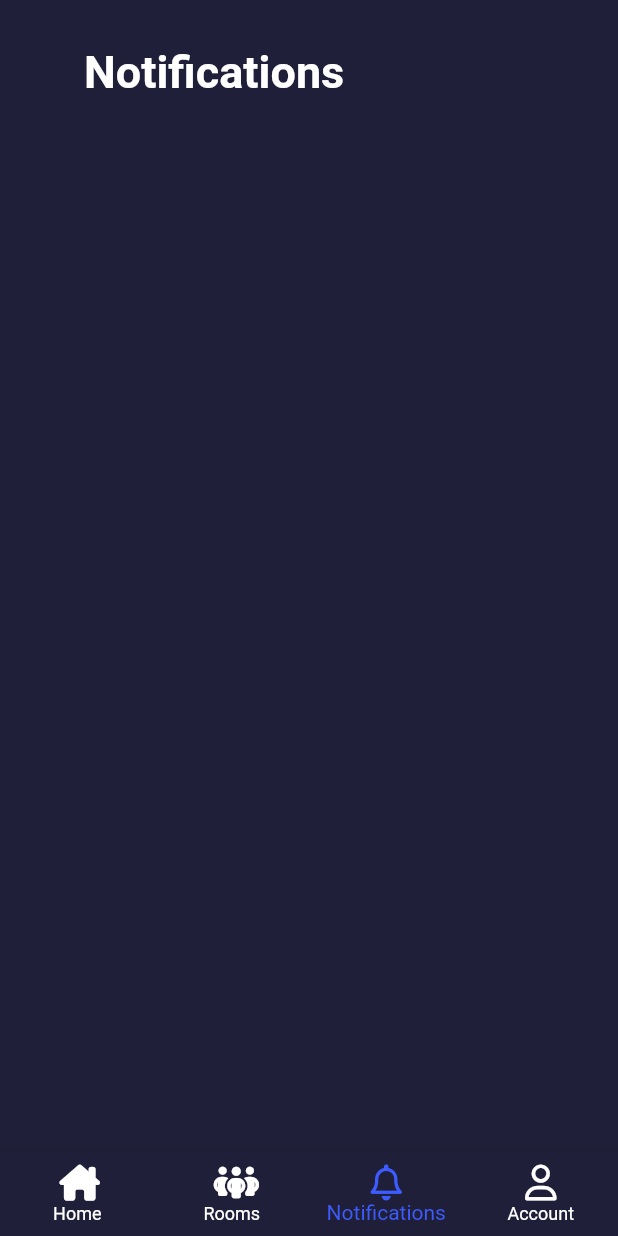
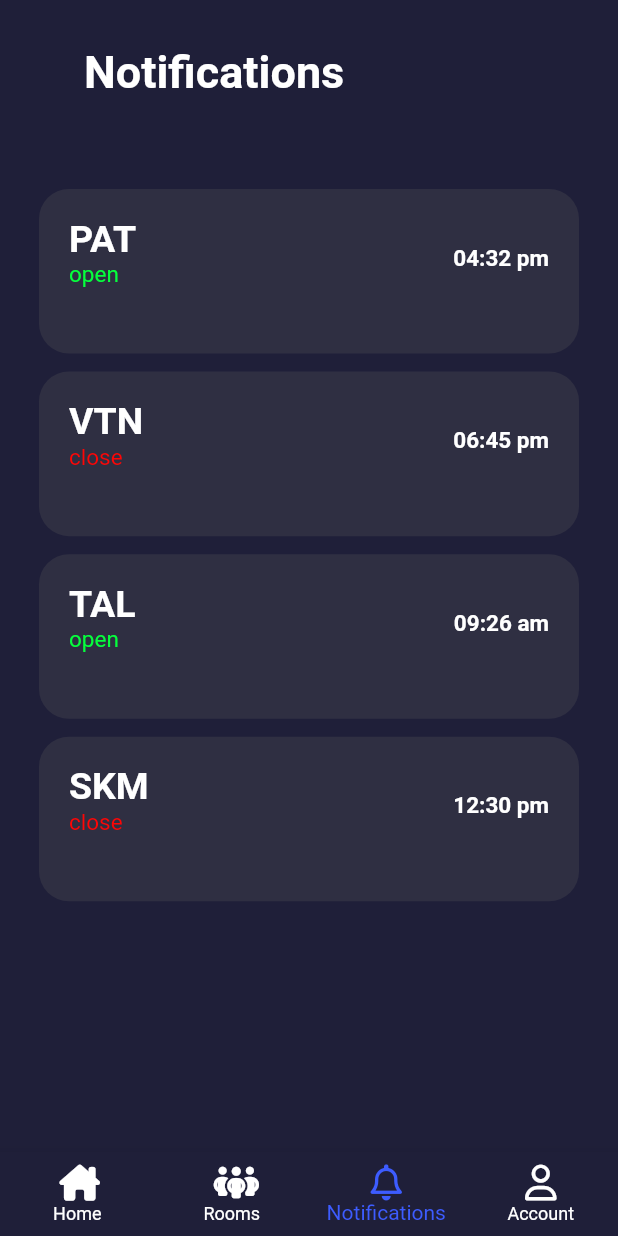
Before and after one commit to koonpech7/Sk-Mobile-App, a Flutter app: the screen it shows after launch, item 3 of the bottom bar chosen, on a phone screen of 412 x 824 dp. Run offline on Flutter 3.47's test engine with Material 2 defaults, Android fonts, the phone set to English and light mode, and no system bars; our stand-ins replace font_awesome_flutter; missing offline and left inert: mqtt_client; statements that could not run were skipped.

Commit message:
feat: 🎸 Notifications Pages and Model

```diff
--- a/lib/models/models.dart
+++ b/lib/models/models.dart
@@ -1,2 +1,3 @@
 export './listkey.dart';
 export './room.dart';
+export './notification.dart';
--- /dev/null
+++ b/lib/models/notification.dart
@@ -0,0 +1,21 @@
+class Notifications {
+  String? name;
+  String? time;
+  bool? status;
+
+  Notifications({this.name, this.time, this.status});
+
+  Notifications.fromJson(Map<String, dynamic> json) {
+    name = json['name'];
+    time = json['time'];
+    status = json['status'];
+  }
+
+  Map<String, dynamic> toJson() {
+    final Map<String, dynamic> data = <String, dynamic>{};
+    data['id'] = name;
+    data['title'] = time;
+    data['status'] = status;
+    return data;
+  }
+}
--- a/lib/screens/notification_page.dart
+++ b/lib/screens/notification_page.dart
@@ -2,6 +2,9 @@ import 'package:flutter/material.dart';
 import 'package:flutter/src/widgets/container.dart';
 import 'package:flutter/src/widgets/framework.dart';
 import 'package:testflutter/components/appbar.dart';
+import 'package:font_awesome_flutter/font_awesome_flutter.dart';
+
+import '../models/notification.dart';
 
 class NotificationScreen extends StatefulWidget {
   const NotificationScreen({super.key});
@@ -13,6 +16,16 @@ class NotificationScreen extends StatefulWidget {
 class _NotificationScreenState extends State<NotificationScreen> {
   @override
   Widget build(BuildContext context) {
+    var width = MediaQuery.of(context).size.width;
+    var height = MediaQuery.of(context).size.height;
+
+    List<Notifications> notification = [
+      Notifications(name: "PAT", time: "04:32 pm", status: false),
+      Notifications(name: "VTN", time: "06:45 pm", status: true),
+      Notifications(name: "TAL", time: "09:26 am", status: false),
+      Notifications(name: "SKM", time: "12:30 pm", status: true),
+    ];
+
     return Scaffold(
       backgroundColor: const Color(0xFF1F1F39),
       appBar: SKAppBar(
@@ -22,6 +35,65 @@ class _NotificationScreenState extends State<NotificationScreen> {
         },
         haveleading: false,
         havetactions: false,
-        ));
+      ),
+      body: Padding(
+        padding: const EdgeInsets.symmetric(horizontal: 20),
+        child: SizedBox(
+          height: height / 1.7,
+          child: ListView.builder(
+            physics: const NeverScrollableScrollPhysics(),
+            itemCount: notification.length,
+            itemBuilder: (context, index) {
+              return GestureDetector(
+                onTap: () {},
+                child: Padding(
+                  padding: const EdgeInsets.all(2.0),
+                  child: SizedBox(
+                    height: height / 7,
+                    child: Card(
+                      shape: RoundedRectangleBorder(
+                        borderRadius: BorderRadius.circular(20),
+                      ),
+                      elevation: 0,
+                      color: const Color(0xFF2F2F42),
+                      child: Padding(
+                        padding: const EdgeInsets.symmetric(horizontal: 20),
+                        child: ListTile(
+                          contentPadding:
+                              const EdgeInsets.symmetric(vertical: 10),
+                          title: Text(
+                            "${notification[index].name}",
+                            style: const TextStyle(
+                                fontSize: 25,
+                                fontWeight: FontWeight.bold,
+                                color: Colors.white),
+                          ),
+                          subtitle: Text(
+                            notification[index].status! ? "close" : "open",
+                            style: TextStyle(
+                              fontSize: 15,
+                              color: notification[index].status!
+                                  ? const Color(0xFFFF0505)
+                                  : const Color(0xFF05FF3C),
+                            ),
+                          ),
+                          trailing: Text(
+                            "${notification[index].time}",
+                            style: const TextStyle(
+                                fontSize: 15,
+                                fontWeight: FontWeight.bold,
+                                color: Colors.white),
+                          ),
+                        ),
+                      ),
+                    ),
+                  ),
+                ),
+              );
+            },
+          ),
+        ),
+      ),
+    );
   }
 }
--- a/lib/screens/user.dart
+++ b/lib/screens/user.dart
@@ -16,7 +16,7 @@ class _UserScreensState extends State<UserScreens> {
     return Scaffold(
         backgroundColor: const Color(0xFF1F1F39),
         appBar: SKAppBar(
-          title: "Users",
+          title: "Account",
           onPressed: () {
             Navigator.pop(context);
           },
```
Also changed, not shown: lib/screens/single_room.dart (+9 -6 lines). Lines whose indentation alone changed are shown as unchanged.
